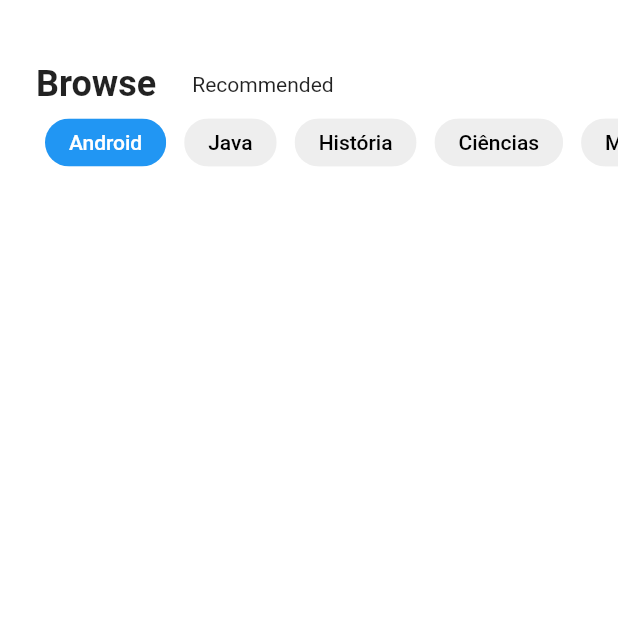
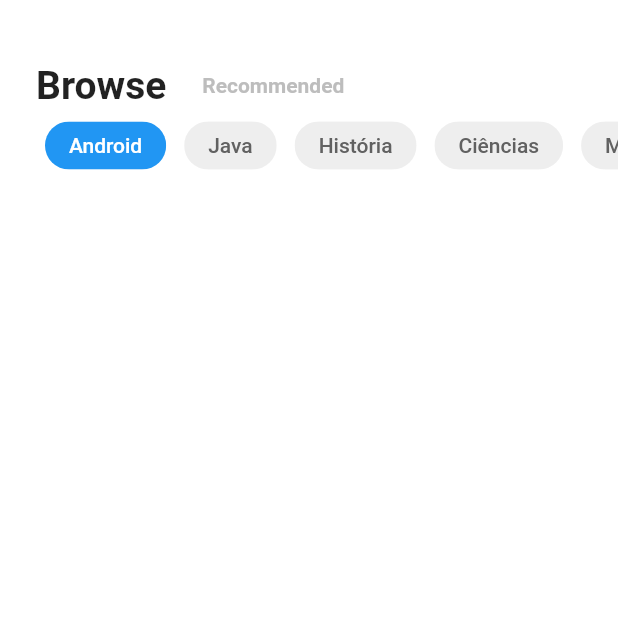
Before and after one commit to AndreDevLopes/BookFlix, a Flutter app: the screen it shows after launch, on a phone screen of 412 x 824 dp, the top half of it. Run offline on Flutter 3.47's test engine with Material 2 defaults, Android fonts, the phone set to English and light mode, and no system bars.

Commit message:
navegaçao da home

```diff
--- a/lib/home/home_page.dart
+++ b/lib/home/home_page.dart
@@ -42,12 +42,18 @@ class _HomePageState extends State<HomePage> {
                   child: Text(
                     "Browse",
                     style: TextStyle(
-                      fontSize: 24,
+                      fontSize: 26,
                       fontWeight: FontWeight.bold,
                     ),
                   ),
                 ),
-                Text("Recommended"),
+                Text(
+                  "Recommended",
+                  style: TextStyle(
+                      fontSize: 14,
+                      fontWeight: FontWeight.bold,
+                      color: Colors.grey[400]),
+                ),
               ],
             ),
             Container(
@@ -81,7 +87,7 @@ class _HomePageState extends State<HomePage> {
                           style: TextStyle(
                               color: index == _selectIndex
                                   ? Colors.white
-                                  : Colors.black),
+                                  : Colors.grey[700]),
                         ),
                       ),
                     ),
```
